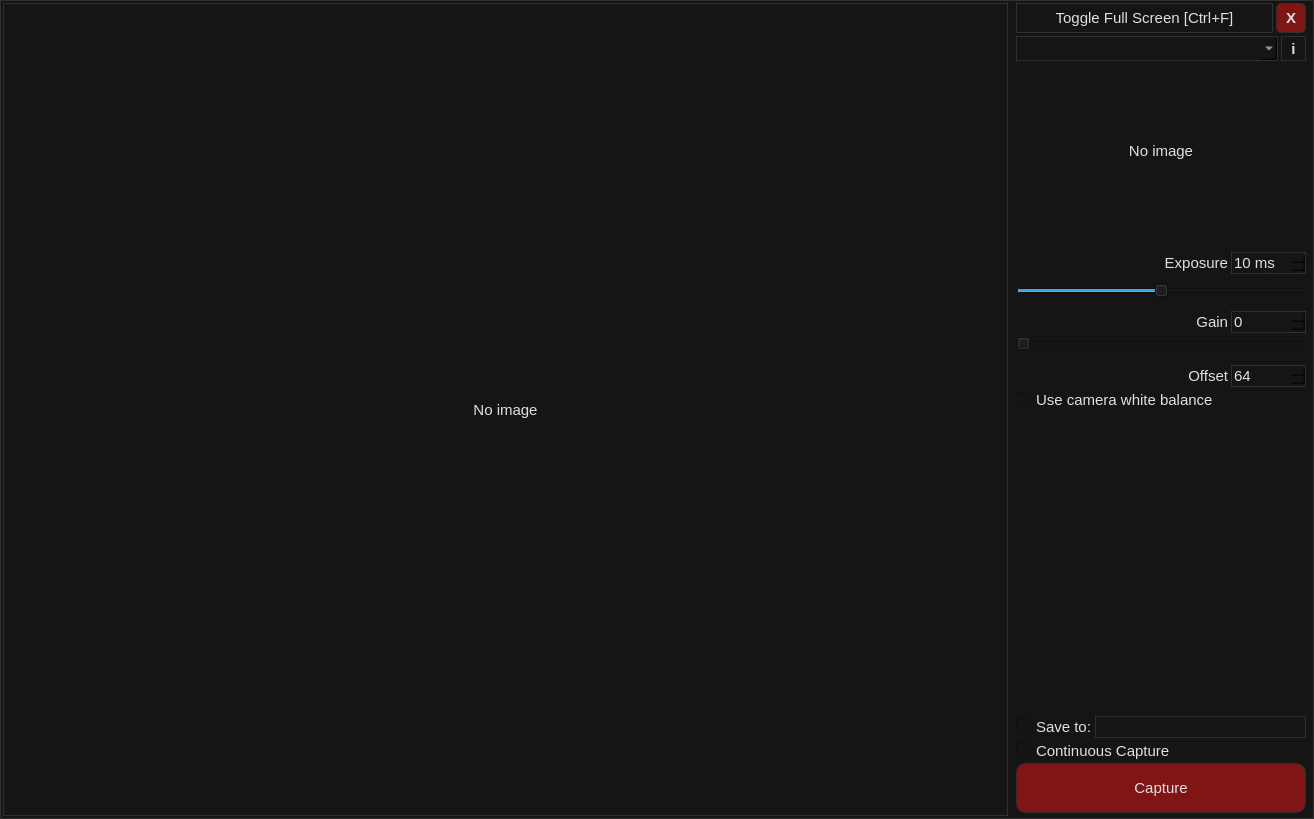
First picture: the form in mainframe.ui, repository aleksey-ka/OpenAP-AstroPhotography, before the edit.
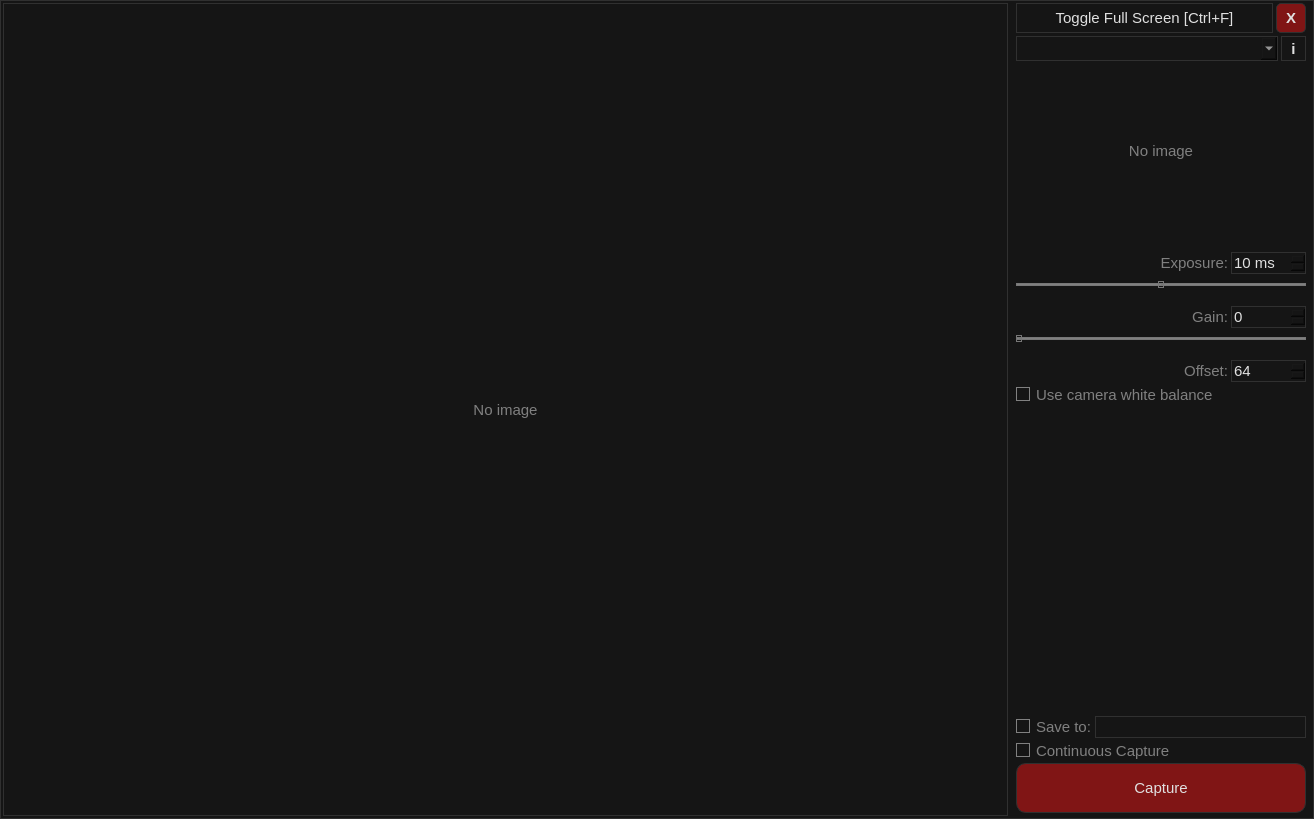
Second picture: the form after the edit.

The edit to the form file:
```diff
--- a/mainframe.ui
+++ b/mainframe.ui
@@ -38,12 +38,46 @@
 QPushButton:focus {
 	outline: none;
 }
-QSlider {
-	border: none;
-}
 QCheckBox {
+	color: gray;
 	border: none;
-}</string>
+}
+QCheckBox::indicator:unchecked {
+	border: 1px solid gray;
+}
+QCheckBox::indicator:unchecked:hover {
+	border: 2px solid gray;
+}
+QCheckBox::indicator:checked {
+}
+QLabel {
+	color: gray;
+}
+QSlider {
+	border: none;
+}
+QSlider::groove:horizontal {
+	border: none;
+	height: 3px;
+}
+QSlider::add-page:horizontal {
+	background: gray;
+	border: 1px solid #777;
+}
+QSlider::sub-page:horizontal {
+	background: gray;
+	border: 1px solid #777;
+}
+QSlider::handle:horizontal {
+	background: qlineargradient(x1:0, y1:0, x2:1, y2:1,
+		stop:0 #eee, stop:1 #ccc);
+	border: 1px solid #777;
+	width: 4px;
+	margin-top: -2px;
+	margin-bottom: -2px;
+	border-radius: 4px;
+}
+</string>
   </property>
   <widget class="QWidget" name="centralWidget">
    <layout class="QHBoxLayout" name="horizontalLayout">
@@ -303,7 +337,7 @@
              <enum>Qt::LeftToRight</enum>
             </property>
             <property name="text">
-             <string>Exposure</string>
+             <string>Exposure:</string>
             </property>
             <property name="alignment">
              <set>Qt::AlignRight|Qt::AlignTrailing|Qt::AlignVCenter</set>
@@ -362,7 +396,7 @@
           <enum>Qt::Horizontal</enum>
          </property>
          <property name="tickPosition">
-          <enum>QSlider::TicksAbove</enum>
+          <enum>QSlider::NoTicks</enum>
          </property>
          <property name="tickInterval">
           <number>10</number>
@@ -402,7 +436,7 @@
              <enum>Qt::LeftToRight</enum>
             </property>
             <property name="text">
-             <string>Gain</string>
+             <string>Gain:</string>
             </property>
             <property name="alignment">
              <set>Qt::AlignRight|Qt::AlignTrailing|Qt::AlignVCenter</set>
@@ -477,7 +511,7 @@
              <enum>Qt::LeftToRight</enum>
             </property>
             <property name="text">
-             <string>Offset</string>
+             <string>Offset:</string>
             </property>
             <property name="alignment">
              <set>Qt::AlignRight|Qt::AlignTrailing|Qt::AlignVCenter</set>
```
Left out of the diff: 9 changed lines with no effect on the pictures.
